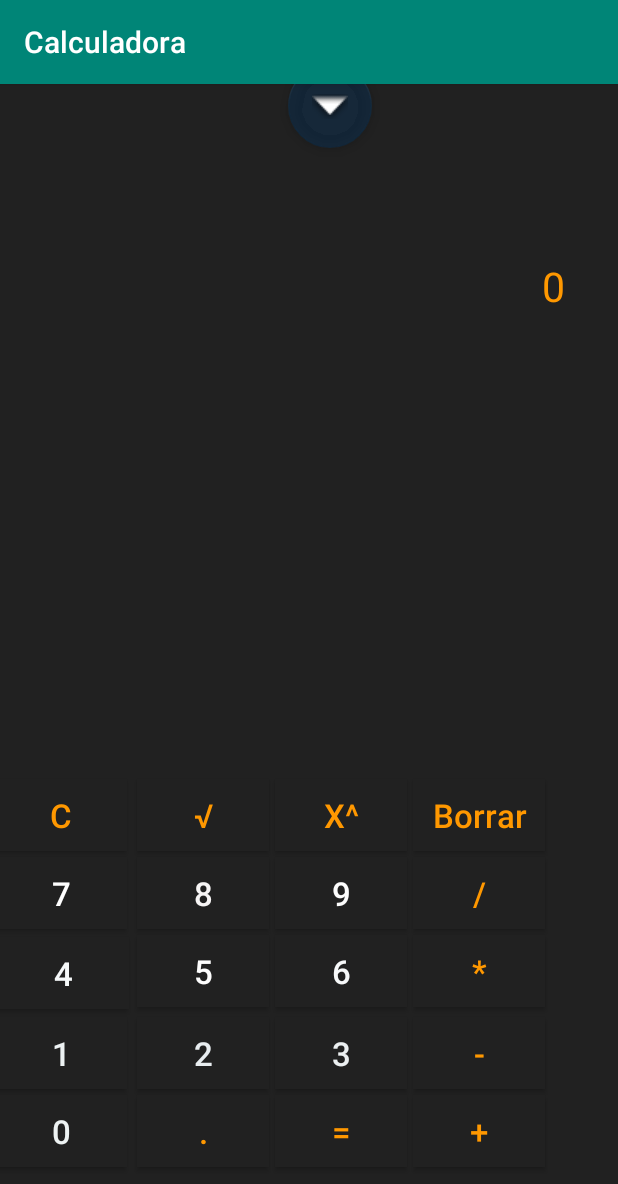
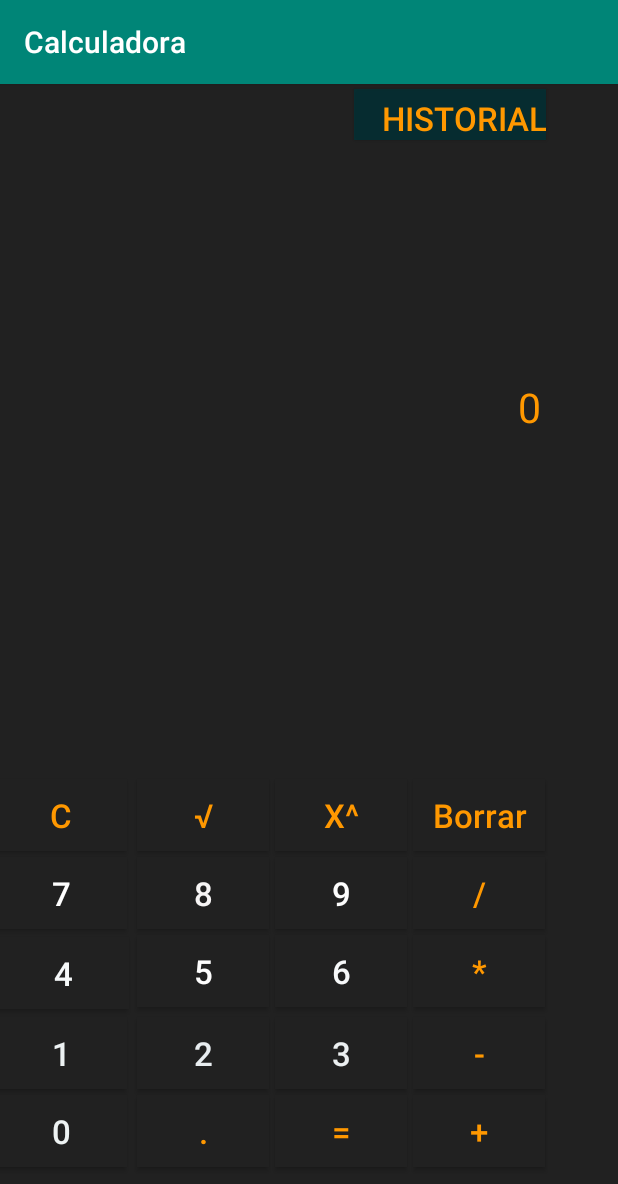
Before and after one commit to sebastian18t/Calculadora, an Android app: the screen it shows after launch (MainActivity), on a phone screen of 412 x 824 dp. Shown: the top 1184 px of the screen. Run offline under Robolectric (Android 15) with nearby library versions, the phone set to English and light mode, and no system bars.

```diff
--- a/app/src/main/AndroidManifest.xml
+++ b/app/src/main/AndroidManifest.xml
@@ -9,13 +9,17 @@
         android:roundIcon="@mipmap/ic_launcher_round"
         android:supportsRtl="true"
         android:theme="@style/AppTheme">
-        <activity android:name=".MainActivity">
+
+        <activity android:name=".MainActivity"
+            android:configChanges="orientation|screenSize">
             <intent-filter>
                 <action android:name="android.intent.action.MAIN" />
 
                 <category android:name="android.intent.category.LAUNCHER" />
             </intent-filter>
         </activity>
+        <activity android:name=".Main2Activity"
+            android:configChanges="orientation|screenSize"></activity>
     </application>
 
 </manifest>
--- a/app/src/main/java/com/example/calculadora/MainActivity.java
+++ b/app/src/main/java/com/example/calculadora/MainActivity.java
@@ -2,12 +2,15 @@ package com.example.calculadora;
 
 import androidx.appcompat.app.AppCompatActivity;
 
+import android.content.Intent;
 import android.os.Bundle;
 import android.view.View;
+import android.widget.Button;
 import android.widget.TextView;
 import android.widget.Toast;
 
 public class MainActivity extends AppCompatActivity {
+    private Button btnHistorial;
     public TextView mostrar;
     public double dig1, dig2, result;
     int operador;
@@ -18,6 +21,19 @@ public class MainActivity extends AppCompatActivity {
         setContentView(R.layout.activity_main);
 
         mostrar= (TextView)findViewById(R.id.caja);
+        btnHistorial= (Button) findViewById(R.id.btnhistorial);
+        btnHistorial.setOnClickListener(new View.OnClickListener() {
+            @Override
+            public void onClick(View v) {
+                openActivity2();
+            }
+        });
+    }
+
+    public void  openActivity2() {
+        Intent intent = new Intent( MainActivity.this, Main2Activity.class);
+        startActivity(intent);
+
     }
 
     public void btn1(View view){
@@ -158,9 +174,9 @@ public class MainActivity extends AppCompatActivity {
                     mostrar.setText(aux);
                     break;
                 case 3:
-                        result= dig1*dig2;
-                        aux = String.valueOf(result);
-                        mostrar.setText(aux);
+                    result= dig1*dig2;
+                    aux = String.valueOf(result);
+                    mostrar.setText(aux);
                     break;
                 case 4:
                     if (dig2 != 0){
@@ -190,4 +206,5 @@ public class MainActivity extends AppCompatActivity {
     }
 
 
+
 }
--- a/app/src/main/res/layout/activity_main.xml
+++ b/app/src/main/res/layout/activity_main.xml
@@ -5,18 +5,19 @@
     android:layout_width="match_parent"
     android:layout_height="match_parent"
     android:background="#212121"
+    android:fadingEdge="horizontal"
     tools:context=".MainActivity">
 
     <TextView
         android:id="@+id/caja"
-        android:layout_width="366dp"
-        android:layout_height="103dp"
+        android:layout_width="313dp"
+        android:layout_height="118dp"
         android:layout_alignParentTop="true"
         android:layout_alignParentEnd="true"
         android:layout_marginTop="116dp"
-        android:layout_marginEnd="35dp"
+        android:layout_marginEnd="51dp"
+        android:gravity="bottom|right"
         android:text="0"
-        android:textAlignment="viewEnd"
         android:textColor="#ff9800"
         android:textColorHighlight="#FFC107"
         android:textSize="27sp"
@@ -263,18 +264,22 @@
             android:textColor="#ff9800"
             android:textSize="22sp" />
 
+
     </GridLayout>
 
-    <com.google.android.material.floatingactionbutton.FloatingActionButton
-        android:id="@+id/floatingActionButton2"
-        android:layout_width="wrap_content"
-        android:layout_height="wrap_content"
+    <Button
+        android:id="@+id/btnhistorial"
+        android:layout_width="128dp"
+        android:layout_height="34dp"
         android:layout_alignParentTop="true"
         android:layout_alignParentEnd="true"
-        android:layout_marginTop="-13dp"
-        android:layout_marginEnd="164dp"
-        android:clickable="true"
-        app:backgroundTint="#5C043764"
-        app:srcCompat="@android:drawable/arrow_down_float" />
+        android:layout_marginTop="3dp"
+        android:layout_marginEnd="48dp"
+        android:background="#D0023035"
+        android:gravity="bottom|end"
+        android:text="historial"
+        android:textColor="#ff9800"
+        android:textSize="22sp" />
+
 
 </RelativeLayout>
```
Also changed, not shown: app/src/main/java/com/example/calculadora/Main2Activity.java (added, +14 -0 lines), app/src/main/res/layout/activity_main2.xml (added, +41 -0 lines).
